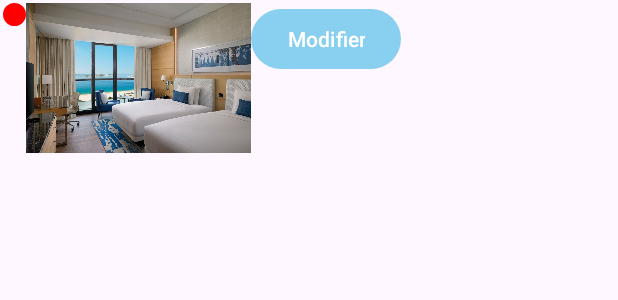
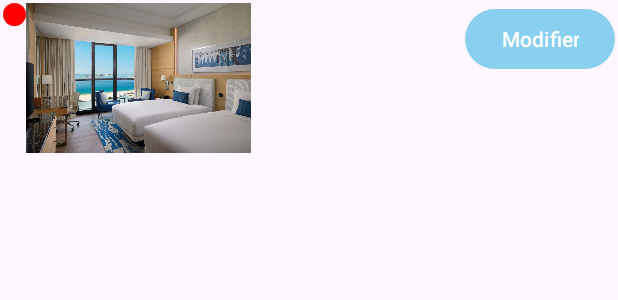
Before and after one commit to zethix1/10Stars, an Android app: the layout liste_view_chambre.xml on its own in the app's theme, with its tools: preview values and no code run, on a phone screen of 412 x 824 dp. Shown: the top 300 px of the screen. Run offline under Robolectric (Android 15) with nearby library versions, the phone set to English and light mode, and no system bars.

Commit message:
avancée mardi 26 mars

```diff
--- a/app/src/main/java/fr/sio/a10stars/Chambre/AdapterModifChambre.java
+++ b/app/src/main/java/fr/sio/a10stars/Chambre/AdapterModifChambre.java
@@ -41,8 +41,8 @@ public class AdapterModifChambre extends ArrayAdapter<Chambre> {
         Chambre currentChambre = getItem(position);
         if (currentChambre != null) {
             numeroChambre.setText(currentChambre.getNum());
-            nb_lit_simple.setText(currentChambre.getNb_lit_simple());
-            nb_lit_double.setText(currentChambre.getNb_lit_double());
+            nb_lit_simple.setText(String.valueOf(currentChambre.getNb_lit_simple()));
+            nb_lit_double.setText(String.valueOf(currentChambre.getNb_lit_double()));
             statut_chambre.setText(currentChambre.getStatut());
             pastille_couleur.setBackgroundColor(Color.TRANSPARENT);
             if(statut_chambre.getText().toString().equals("disponible")) {
--- a/app/src/main/java/fr/sio/a10stars/Chambre/Chambre.java
+++ b/app/src/main/java/fr/sio/a10stars/Chambre/Chambre.java
@@ -40,6 +40,7 @@ public class Chambre {
         this.comm = comm;
         Chambre.CurrentIdItem = id;
     }
+
 
 
     public int getId() {
--- a/app/src/main/java/fr/sio/a10stars/Chambre/ChambreForm.java
+++ b/app/src/main/java/fr/sio/a10stars/Chambre/ChambreForm.java
@@ -96,8 +96,8 @@ public class ChambreForm extends AppCompatActivity implements View.OnClickListen
                     this.eEtage.setText(Integer.toString(this.chambre.getEtage()));
                     this.eNum.setText(this.chambre.getNum());
                     this.ecomm.setText(this.chambre.getComm());
-                    this.eSimple.setText(this.chambre.getNb_lit_simple());
-                    this.eDouble.setText(this.chambre.getNb_lit_double());
+                    this.eSimple.setText(Integer.toString(this.chambre.getNb_lit_simple()));
+                    this.eDouble.setText(Integer.toString(this.chambre.getNb_lit_double()));
 
                 }
             }
@@ -113,7 +113,7 @@ public class ChambreForm extends AppCompatActivity implements View.OnClickListen
     }
 
     public void ModifChambre(int id,String emax,String eStatut,String nbLitSimple,String nbLitDouble,String eEtage,String eNum,String eComm) {
-        this.writeBD.execSQL("UPDATE chambre SET maxPersonne = " + emax + " , statut = '" + eStatut + " ', nbLitSimple = " + nbLitSimple + "nbLitDouble = " + nbLitDouble +" , numeroChambre = " + eNum + " , etage = " + eEtage + " , commentaire = '" + eComm + "' WHERE id = " + id + ";");
+        this.writeBD.execSQL("UPDATE chambre SET maxPersonne = " + emax + " , statut = '" + eStatut + "' , nbLitSimple = " + nbLitSimple + " , nbLitDouble = " + nbLitDouble +" , numeroChambre = " + eNum + " , etage = " + eEtage + " , commentaire = '" + eComm + "' WHERE id = " + id + ";");
     }
 
     public void SupprChambre(int id) {
--- a/app/src/main/res/layout/liste_view_chambre.xml
+++ b/app/src/main/res/layout/liste_view_chambre.xml
@@ -1,79 +1,81 @@
-<?xml version="1.0" encoding="utf-8"?>
 <LinearLayout xmlns:android="http://schemas.android.com/apk/res/android"
     android:layout_width="match_parent"
-    android:layout_height="match_parent"
+    android:layout_height="wrap_content"
     android:orientation="horizontal"
-    android:padding="2dp"
-    >
+    android:padding="2dp">
 
-    <TextView
+    <!-- ImageView and View side by side -->
+    <LinearLayout
         android:layout_width="wrap_content"
         android:layout_height="wrap_content"
-        android:id="@+id/chambre3"
-        />
+        android:orientation="horizontal">
 
         <View
+            android:id="@+id/pastille_couleur"
             android:layout_width="15dp"
             android:layout_height="15dp"
-        android:background="@drawable/pastille_couleur"
-        android:id="@+id/pastille_couleur"
-        />
+            android:background="@drawable/pastille_couleur" />
+
         <ImageView
             android:layout_width="150dp"
             android:layout_height="100dp"
-        android:src="@drawable/hotelroom"
-        />
+            android:src="@drawable/hotelroom" />
 
+
+    </LinearLayout>
+
+    <!-- TextViews -->
+    <LinearLayout
+        android:layout_width="0dp"
+        android:layout_height="wrap_content"
+        android:layout_weight="1"
+        android:orientation="vertical">
+
+        <TextView
+            android:id="@+id/chambre3"
+            android:layout_width="wrap_content"
+            android:layout_height="wrap_content" />
+
+        <TextView
+            android:id="@+id/nb_lit_simple"
+            android:layout_width="wrap_content"
+            android:layout_height="wrap_content" />
+
+        <TextView
+            android:id="@+id/nb_lit_double"
+            android:layout_width="wrap_content"
+            android:layout_height="wrap_content" />
+
+        <TextView
+            android:id="@+id/commentaire"
+            android:layout_width="wrap_content"
+            android:layout_height="wrap_content" />
+
+    </LinearLayout>
+
+    <!-- TextViews on the right side -->
     <LinearLayout
         android:layout_width="wrap_content"
         android:layout_height="wrap_content"
         android:orientation="vertical">
 
         <TextView
+            android:id="@+id/numeroChambre"
             android:layout_width="wrap_content"
-        android:layout_height="wrap_content"
-        android:id="@+id/nb_lit_simple"
-        />
+            android:layout_height="wrap_content" />
 
         <TextView
+            android:id="@+id/statut_chambre"
             android:layout_width="wrap_content"
-        android:layout_height="wrap_content"
-        android:id="@+id/nb_lit_double"
-        />
-
-    <TextView
-        android:layout_width="wrap_content"
-        android:layout_height="wrap_content"
-        android:id="@+id/commentaire"
-        />
+            android:layout_height="wrap_content" />
 
     </LinearLayout>
 
-    <LinearLayout
+    <!-- Button at the end -->
+    <Button
+        android:id="@+id/modificationChambre"
         android:layout_width="wrap_content"
         android:layout_height="wrap_content"
-        android:orientation="vertical">
-
-    <TextView
-        android:layout_width="wrap_content"
-        android:layout_height="wrap_content"
-        android:id="@+id/numeroChambre"
-        />
-
-
-    <TextView
-        android:layout_width="wrap_content"
-        android:layout_height="wrap_content"
-        android:id="@+id/statut_chambre"
-        />
+        android:text="@string/bModif" />
 
 </LinearLayout>
-
-
-    <Button
-        android:layout_width="wrap_content"
-        android:layout_height="wrap_content"
-        android:id="@+id/modificationChambre"
-        android:text="@string/bModif"
-        />
-</LinearLayout>
```
Lines whose indentation alone changed are shown as unchanged.
